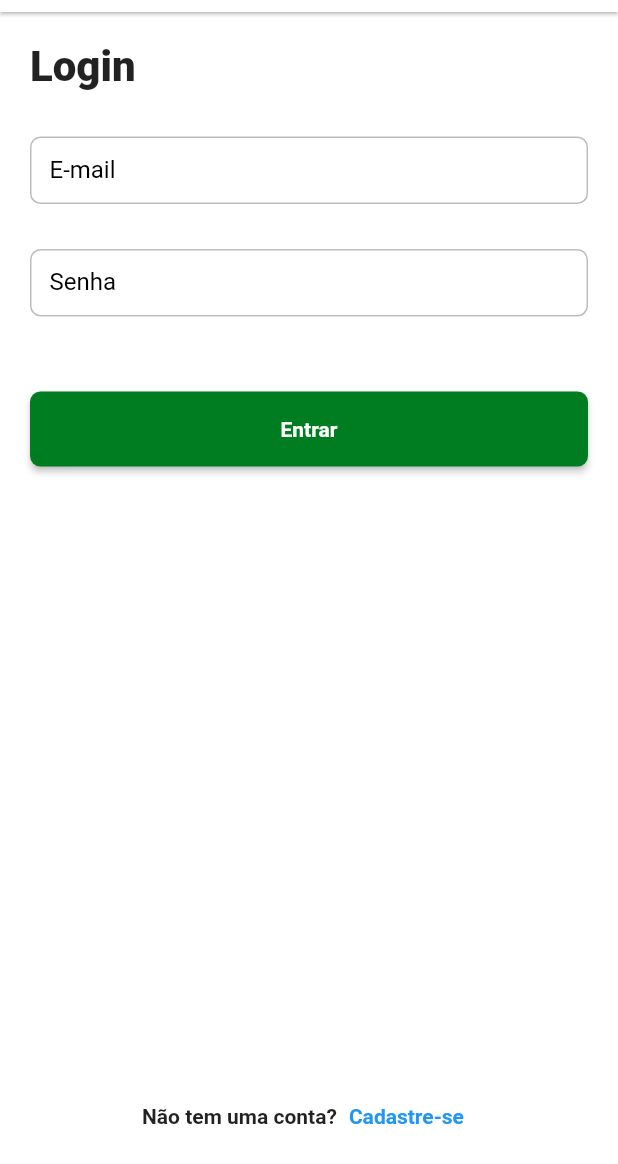
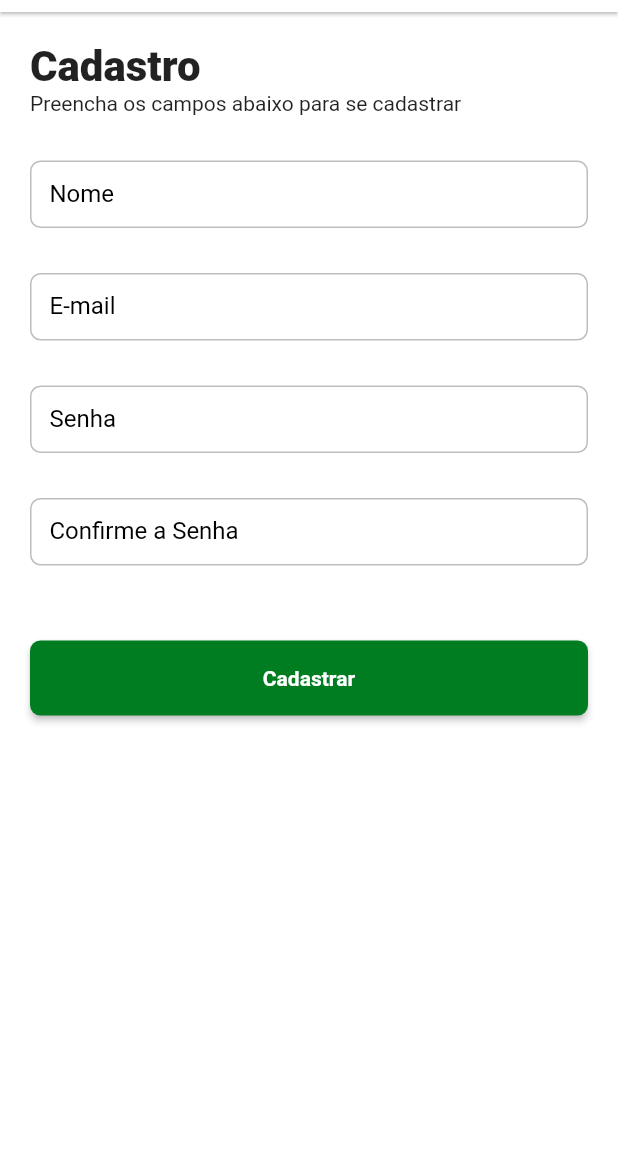
Before and after one commit to MarcosAlbrecht/deliveri_app, a Flutter app: the LoginPage screen opened by its route, after a tap on "Cadastre-se", on a phone screen of 412 x 824 dp, the part 72-1236 px from its top. Run offline on Flutter 3.47's test engine with Material 3 defaults, Android fonts, the phone set to English and light mode, and no system bars; our stand-ins replace bloc, dio, equatable, flutter_bloc, loading_animation_widget, shared_preferences and 1 more; missing offline and left inert: match; accounts and stored records are empty; Roboto replaces fonts that are missing (mplus1).

Commit message:
feat: created register page

```diff
--- a/lib/app/dw9_delivery_app.dart
+++ b/lib/app/dw9_delivery_app.dart
@@ -1,6 +1,7 @@
 import 'package:delivery_app/app/core/provider/application_binding.dart';
 import 'package:delivery_app/app/core/ui/theme/theme_config.dart';
 import 'package:delivery_app/app/pages/auth/login/login_page.dart';
+import 'package:delivery_app/app/pages/auth/register/register_page.dart';
 import 'package:delivery_app/app/pages/home/home_router.dart';
 import 'package:delivery_app/app/pages/product_detail/product_detail_router.dart';
 import 'package:delivery_app/app/pages/splash/splash_page.dart';
@@ -21,6 +22,7 @@ class Dw9DeliveryApp extends StatelessWidget {
           '/home': (context) => HomeRouter.page,
           '/productDetail': (context) => ProductDetailRouter.page,
           '/auth/login': (context) => LoginPage(),
+          '/auth/register': (context) => RegisterPage(),
         },
       ),
     );
--- a/lib/app/pages/auth/login/login_page.dart
+++ b/lib/app/pages/auth/login/login_page.dart
@@ -73,7 +73,9 @@ class _LoginPageState extends State<LoginPage> {
                     children: [
                       Text('Não tem uma conta?', style: context.textStyles.textBold),
                       TextButton(
-                        onPressed: () {},
+                        onPressed: () {
+                          Navigator.of(context).pushNamed('/auth/register');
+                        },
                         child: Text(
                           'Cadastre-se',
                           style: context.textStyles.textBold.copyWith(
--- /dev/null
+++ b/lib/app/pages/auth/register/register_page.dart
@@ -0,0 +1,84 @@
+import 'package:delivery_app/app/core/ui/styles/text_styles.dart';
+import 'package:delivery_app/app/core/ui/widgets/delivery_appbar.dart';
+import 'package:delivery_app/app/core/ui/widgets/delivery_button.dart';
+import 'package:flutter/material.dart';
+
+class RegisterPage extends StatelessWidget {
+  const RegisterPage({super.key});
+
+  @override
+  Widget build(BuildContext context) {
+    return Scaffold(
+      appBar: DeliveryAppbar(),
+
+      body: SafeArea(
+        child: SingleChildScrollView(
+          child: Padding(
+            padding: const EdgeInsets.all(20),
+            child: Form(
+              child: Column(
+                crossAxisAlignment: CrossAxisAlignment.start,
+                children: [
+                  Text(
+                    'Cadastro',
+                    style: context.textStyles.textTitle,
+                  ),
+                  Text(
+                    'Preencha os campos abaixo para se cadastrar',
+                    style: context.textStyles.textRegular,
+                  ),
+                  const SizedBox(
+                    height: 30,
+                  ),
+                  TextFormField(
+                    decoration: const InputDecoration(
+                      label: Text('Nome'),
+                      border: OutlineInputBorder(),
+                    ),
+                  ),
+                  const SizedBox(
+                    height: 30,
+                  ),
+                  TextFormField(
+                    decoration: const InputDecoration(
+                      label: Text('E-mail'),
+                      border: OutlineInputBorder(),
+                    ),
+                  ),
+                  const SizedBox(
+                    height: 30,
+                  ),
+                  TextFormField(
+                    decoration: const InputDecoration(
+                      label: Text('Senha'),
+                      border: OutlineInputBorder(),
+                    ),
+                  ),
+                  const SizedBox(
+                    height: 30,
+                  ),
+                  TextFormField(
+                    decoration: const InputDecoration(
+                      label: Text('Confirme a Senha'),
+                      border: OutlineInputBorder(),
+                    ),
+                  ),
+                  const SizedBox(
+                    height: 50,
+                  ),
+                  Center(
+                    child: DeliveryButton(
+                      width: double.infinity,
+                      onPressed: () {},
+                      label: 'Cadastrar',
+                    ),
+                  ),
+                ],
+              ),
+            ),
+          ),
+        ),
+      ),
+    );
+  }
+}
```
